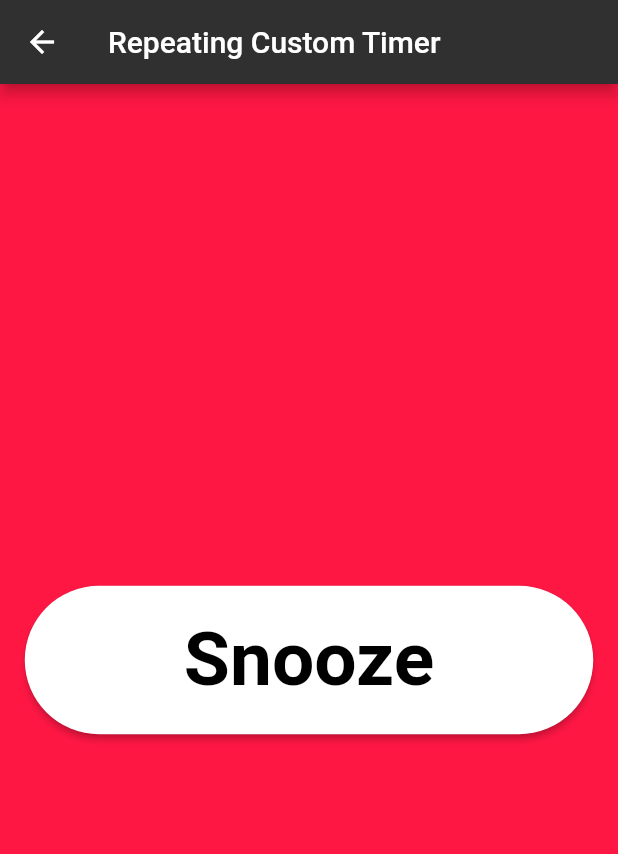
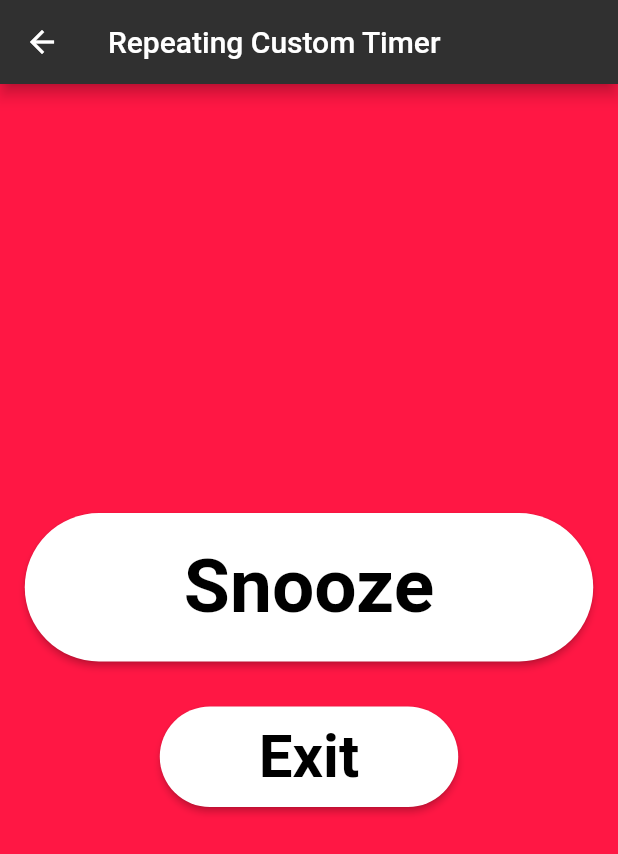
Before and after one commit to rt-terror/custom-snooze-alarm, a Flutter app: the ClickPage screen opened directly, on a phone screen of 412 x 824 dp. Shown: the top 854 px of the screen. Run offline on Flutter 3.47's test engine with Material 2 defaults, Android fonts, the phone set to English and light mode, and no system bars; our stand-ins replace shared_preferences; missing offline and left inert: screen; accounts and stored records are empty.

Commit message:
Implement exit button for click page

```diff
--- a/lib/click_page.dart
+++ b/lib/click_page.dart
@@ -64,7 +64,38 @@ class _ClickPageState extends State<ClickPage> {
                 ),
               ),
             ),
-          )
+          ),
+          SizedBox(
+            height: 30,
+          ),
+          Center(
+            child: RaisedButton(
+              onPressed: () {
+                //Pop 2 times
+                int count = 0;
+                Navigator.of(context).popUntil((_) => count++ >= 2);
+              },
+              shape: RoundedRectangleBorder(
+                borderRadius: BorderRadius.circular(50),
+              ),
+              child: Padding(
+                padding: const EdgeInsets.only(
+                  top: 10,
+                  bottom: 10,
+                  left: 50,
+                  right: 50,
+                ),
+                child: Text(
+                  "Exit",
+                  style: TextStyle(
+                    color: Colors.black,
+                    fontWeight: FontWeight.bold,
+                    fontSize: 40,
+                  ),
+                ),
+              ),
+            ),
+          ),
         ],
       ),
     );
```
